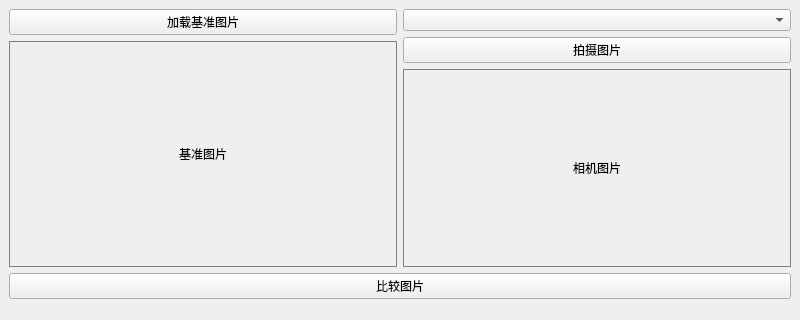
Before: the Qt Designer form ProductChecker/form/mainwindow.ui in MinbinGong/qt-projects, drawn with Qt 5; both pictures show x 0 to 800 and y 0 to 320 of the 800 by 593 pixel window.
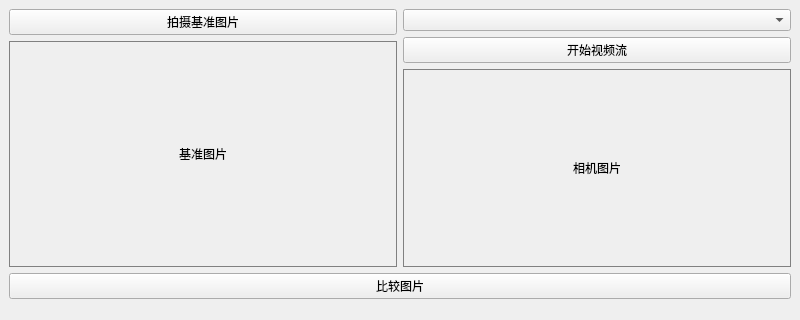
After: the same form once the commit is applied.

What changed in the file:
```diff
--- a/ProductChecker/form/mainwindow.ui
+++ b/ProductChecker/form/mainwindow.ui
@@ -22,7 +22,7 @@
         <item>
          <widget class="QPushButton" name="loadBaseBtn">
           <property name="text">
-           <string>加载基准图片</string>
+           <string>拍摄基准图片</string>
           </property>
          </widget>
         </item>
@@ -59,7 +59,7 @@
         <item>
          <widget class="QPushButton" name="cameraBtn">
           <property name="text">
-           <string>拍摄图片</string>
+           <string>开始视频流</string>
           </property>
          </widget>
         </item>
```
Left out of the diff: 2 changed lines with no effect on the pictures.
